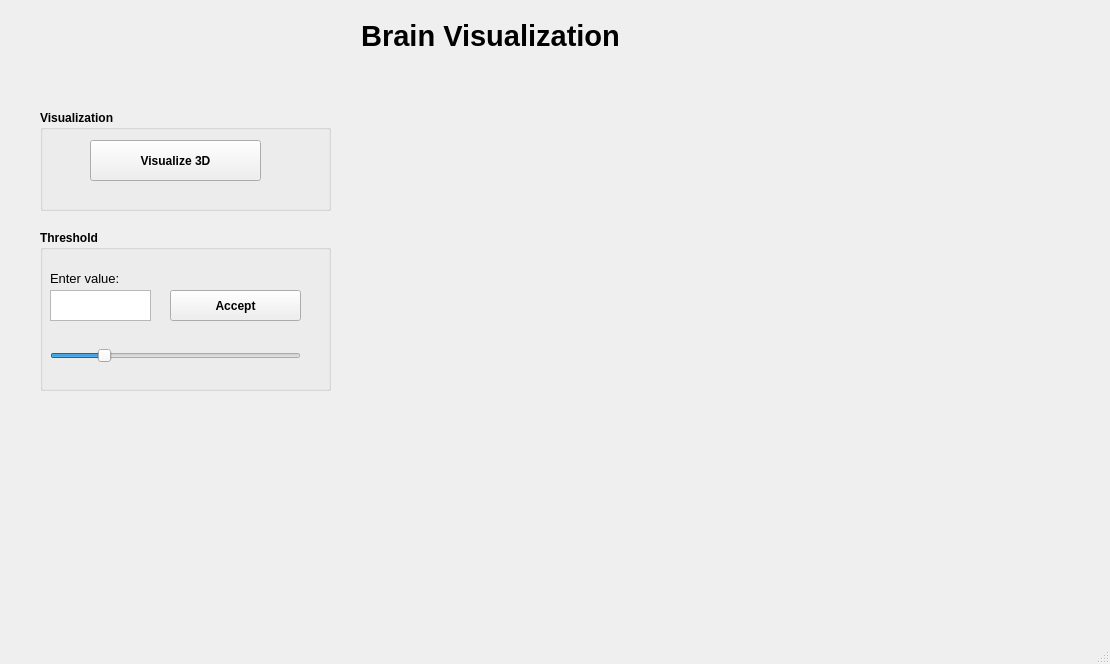
Before: the Qt Designer form DADM/DADM/visualization3d.ui in martamycielska/DADM, drawn with Qt 5.
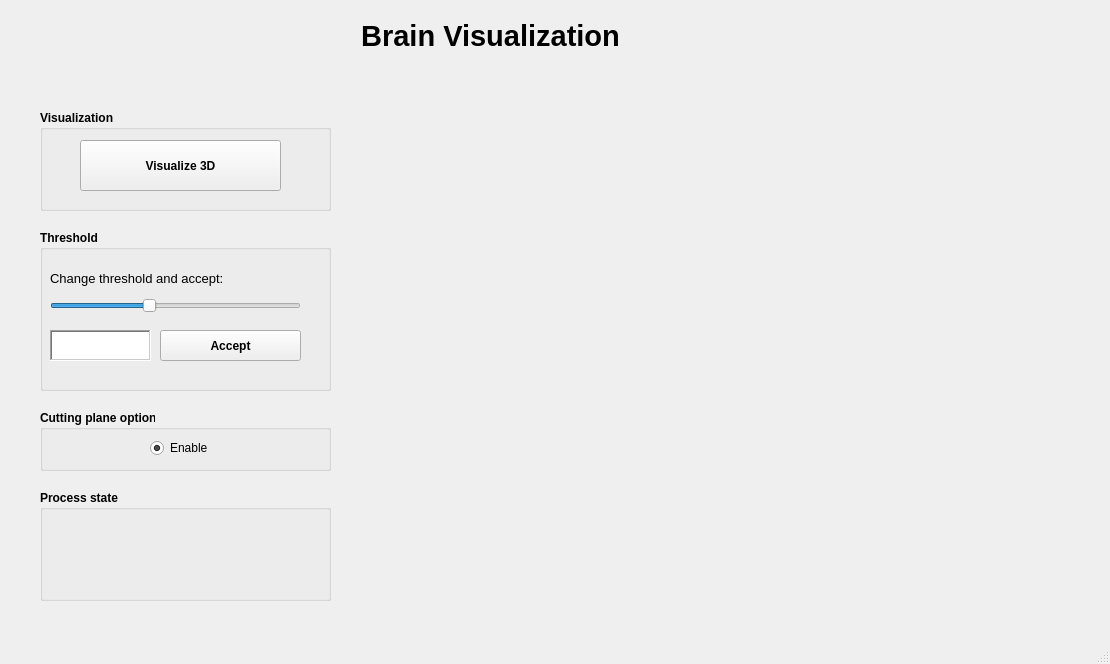
After: the same form once the commit is applied. Custom widgets are drawn as their Qt base class.

Diff of the .ui file:
```diff
--- a/DADM/DADM/visualization3d.ui
+++ b/DADM/DADM/visualization3d.ui
@@ -79,7 +79,7 @@
       <rect>
        <x>10</x>
        <y>40</y>
-       <width>81</width>
+       <width>231</width>
        <height>16</height>
       </rect>
      </property>
@@ -91,25 +91,15 @@
       </font>
      </property>
      <property name="text">
-      <string>Enter value:</string>
-     </property>
-    </widget>
-    <widget class="QTextEdit" name="thresholdTextEdit">
-     <property name="geometry">
-      <rect>
-       <x>10</x>
-       <y>60</y>
-       <width>101</width>
-       <height>31</height>
-      </rect>
+      <string>Change threshold and accept:</string>
      </property>
     </widget>
     <widget class="QPushButton" name="acceptBtn">
      <property name="geometry">
       <rect>
-       <x>130</x>
-       <y>60</y>
-       <width>131</width>
+       <x>120</x>
+       <y>100</y>
+       <width>141</width>
        <height>31</height>
       </rect>
      </property>
@@ -121,7 +111,7 @@
      <property name="geometry">
       <rect>
        <x>10</x>
-       <y>110</y>
+       <y>60</y>
        <width>251</width>
        <height>31</height>
       </rect>
@@ -130,7 +120,7 @@
       <number>1</number>
      </property>
      <property name="maximum">
-      <number>500</number>
+      <number>255</number>
      </property>
      <property name="singleStep">
       <number>10</number>
@@ -142,6 +132,34 @@
       <enum>Qt::Horizontal</enum>
      </property>
     </widget>
+    <widget class="QTextEdit" name="thresholdTextEdit">
+     <property name="enabled">
+      <bool>true</bool>
+     </property>
+     <property name="geometry">
+      <rect>
+       <x>10</x>
+       <y>100</y>
+       <width>101</width>
+       <height>31</height>
+      </rect>
+     </property>
+     <property name="inputMethodHints">
+      <set>Qt::ImhNone</set>
+     </property>
+     <property name="frameShape">
+      <enum>QFrame::WinPanel</enum>
+     </property>
+     <property name="frameShadow">
+      <enum>QFrame::Sunken</enum>
+     </property>
+     <property name="sizeAdjustPolicy">
+      <enum>QAbstractScrollArea::AdjustToContents</enum>
+     </property>
+     <property name="readOnly">
+      <bool>true</bool>
+     </property>
+    </widget>
    </widget>
    <widget class="QGroupBox" name="visualizationBox">
     <property name="geometry">
@@ -164,10 +182,10 @@
     <widget class="QPushButton" name="visualizeBtn">
      <property name="geometry">
       <rect>
-       <x>50</x>
+       <x>40</x>
        <y>30</y>
-       <width>171</width>
-       <height>41</height>
+       <width>201</width>
+       <height>51</height>
       </rect>
      </property>
      <property name="text">
@@ -175,26 +193,94 @@
      </property>
     </widget>
    </widget>
-   <widget class="QLabel" name="processDescLabel">
+   <widget class="QGroupBox" name="planeGroupBox">
     <property name="geometry">
      <rect>
       <x>40</x>
-      <y>450</y>
-      <width>271</width>
-      <height>91</height>
+      <y>410</y>
+      <width>291</width>
+      <height>61</height>
      </rect>
     </property>
     <property name="font">
      <font>
-      <pointsize>11</pointsize>
+      <weight>75</weight>
+      <bold>true</bold>
      </font>
     </property>
-    <property name="text">
-     <string/>
+    <property name="title">
+     <string>Cutting plane option</string>
     </property>
-    <property name="alignment">
-     <set>Qt::AlignCenter</set>
+    <widget class="QRadioButton" name="cutEnableRadioBtn">
+     <property name="geometry">
+      <rect>
+       <x>110</x>
+       <y>30</y>
+       <width>61</width>
+       <height>16</height>
+      </rect>
+     </property>
+     <property name="font">
+      <font>
+       <weight>50</weight>
+       <bold>false</bold>
+      </font>
+     </property>
+     <property name="text">
+      <string>Enable</string>
+     </property>
+     <property name="iconSize">
+      <size>
+       <width>20</width>
+       <height>20</height>
+      </size>
+     </property>
+     <property name="checked">
+      <bool>true</bool>
+     </property>
+    </widget>
+   </widget>
+   <widget class="QGroupBox" name="processGroupBox">
+    <property name="geometry">
+     <rect>
+      <x>40</x>
+      <y>490</y>
+      <width>291</width>
+      <height>111</height>
+     </rect>
     </property>
+    <property name="font">
+     <font>
+      <weight>75</weight>
+      <bold>true</bold>
+     </font>
+    </property>
+    <property name="title">
+     <string>Process state</string>
+    </property>
+    <widget class="QLabel" name="processDescLabel">
+     <property name="geometry">
+      <rect>
+       <x>10</x>
+       <y>40</y>
+       <width>271</width>
+       <height>51</height>
+      </rect>
+     </property>
+     <property name="font">
+      <font>
+       <pointsize>9</pointsize>
+       <weight>50</weight>
+       <bold>false</bold>
+      </font>
+     </property>
+     <property name="text">
+      <string/>
+     </property>
+     <property name="alignment">
+      <set>Qt::AlignCenter</set>
+     </property>
+    </widget>
    </widget>
   </widget>
   <widget class="QMenuBar" name="menubar">
```
